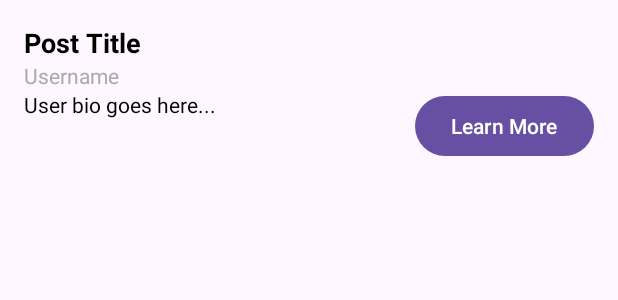
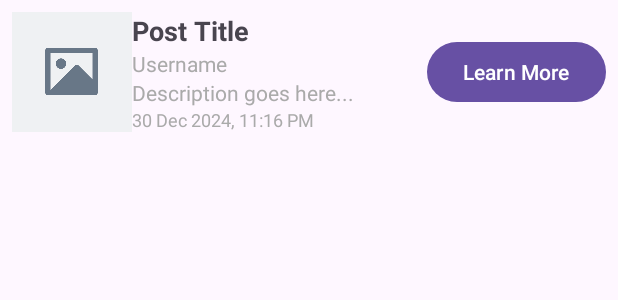
Before and after one commit to HachemJ/Taskify, an Android app: the layout post_item.xml on its own in the app's theme, with its tools: preview values and no code run, on a phone screen of 412 x 824 dp. Shown: the top 300 px of the screen. Run offline under Robolectric (Android 15) with nearby library versions, the phone set to English and light mode, and no system bars.

Commit message:
Image fix

```diff
--- a/app/build.gradle.kts
+++ b/app/build.gradle.kts
@@ -37,6 +37,8 @@ dependencies {
     implementation(libs.constraintlayout)
     implementation(libs.appcompat)
     implementation("com.google.android.material:material:1.6.1")
+    implementation("com.github.bumptech.glide:glide:4.15.1")
+    annotationProcessor("com.github.bumptech.glide:compiler:4.15.1")
 
 
     implementation(libs.material)
--- a/app/src/main/java/com/example/jads/AddPostDialog.java
+++ b/app/src/main/java/com/example/jads/AddPostDialog.java
@@ -268,6 +268,7 @@ public class AddPostDialog extends DialogFragment {
         postDetails.put("price", price);
         postDetails.put("tags", tags);
         postDetails.put("category", postCategory); // Add the post category
+        postDetails.put("timestamp", System.currentTimeMillis()); // Add the timestamp
         if (imageUrl != null) {
             postDetails.put("imageUrl", imageUrl); // Save the image URL
         }
@@ -282,6 +283,7 @@ public class AddPostDialog extends DialogFragment {
                     }
                 });
     }
+
 
 
 
--- a/app/src/main/res/layout/post_item.xml
+++ b/app/src/main/res/layout/post_item.xml
@@ -1,53 +1,86 @@
-<?xml version="1.0" encoding="utf-8"?>
 <androidx.constraintlayout.widget.ConstraintLayout
     xmlns:android="http://schemas.android.com/apk/res/android"
     xmlns:app="http://schemas.android.com/apk/res-auto"
+    xmlns:tools="http://schemas.android.com/tools"
     android:layout_width="match_parent"
     android:layout_height="wrap_content"
-    android:padding="16dp">
+    android:padding="8dp">
 
+    <!-- Image -->
+    <ImageView
+        android:id="@+id/imageView"
+        android:layout_width="80dp"
+        android:layout_height="80dp"
+        android:layout_marginEnd="8dp"
+        android:scaleType="centerCrop"
+        android:src="@drawable/placeholder_image"
+        app:layout_constraintStart_toStartOf="parent"
+        app:layout_constraintTop_toTopOf="parent"
+        app:layout_constraintBottom_toBottomOf="parent" />
+
+    <!-- Title -->
     <TextView
         android:id="@+id/titleTextView"
         android:layout_width="0dp"
         android:layout_height="wrap_content"
+        android:ellipsize="end"
+        android:maxLines="2"
         android:text="Post Title"
         android:textSize="18sp"
         android:textStyle="bold"
-        android:layout_marginBottom="8dp"
-        android:textColor="@android:color/black"
-        app:layout_constraintStart_toStartOf="parent"
-        app:layout_constraintEnd_toEndOf="parent"
-        app:layout_constraintTop_toTopOf="parent" />
+        app:layout_constraintStart_toEndOf="@id/imageView"
+        app:layout_constraintEnd_toStartOf="@id/learnMoreButton"
+        app:layout_constraintTop_toTopOf="@id/imageView" />
 
+    <!-- Username -->
     <TextView
         android:id="@+id/usernameTextView"
-        android:layout_width="wrap_content"
+        android:layout_width="0dp"
         android:layout_height="wrap_content"
+        android:ellipsize="end"
+        android:maxLines="1"
         android:text="Username"
-        android:layout_marginBottom="4dp"
+        android:textSize="14sp"
         android:textColor="@android:color/darker_gray"
-        app:layout_constraintStart_toStartOf="parent"
+        app:layout_constraintStart_toStartOf="@id/titleTextView"
         app:layout_constraintTop_toBottomOf="@id/titleTextView" />
 
+    <!-- Description -->
     <TextView
-        android:id="@+id/bioTextView"
+        android:id="@+id/descriptionTextView"
         android:layout_width="0dp"
         android:layout_height="wrap_content"
-        android:text="User bio goes here..."
-        android:maxLines="2"
         android:ellipsize="end"
-        android:layout_marginBottom="8dp"
-        android:textColor="@android:color/black"
-        app:layout_constraintStart_toStartOf="parent"
-        app:layout_constraintEnd_toEndOf="parent"
+        android:maxLines="3"
+        android:text="Description goes here..."
+        android:textSize="14sp"
+        android:textColor="@android:color/darker_gray"
+        app:layout_constraintStart_toStartOf="@id/titleTextView"
         app:layout_constraintTop_toBottomOf="@id/usernameTextView" />
 
+    <!-- Time -->
+    <TextView
+        android:id="@+id/timeTextView"
+        android:layout_width="0dp"
+        android:layout_height="wrap_content"
+        android:ellipsize="end"
+        android:maxLines="1"
+        android:text="30 Dec 2024, 11:16 PM"
+        android:textSize="12sp"
+        android:textColor="@android:color/darker_gray"
+        app:layout_constraintStart_toStartOf="@id/titleTextView"
+        app:layout_constraintTop_toBottomOf="@id/descriptionTextView" />
+
+    <!-- Learn More Button -->
     <Button
         android:id="@+id/learnMoreButton"
         android:layout_width="wrap_content"
         android:layout_height="wrap_content"
         android:text="Learn More"
+        android:textAllCaps="false"
         app:layout_constraintEnd_toEndOf="parent"
-        app:layout_constraintTop_toTopOf="@id/bioTextView" />
+        app:layout_constraintTop_toTopOf="parent"
+        app:layout_constraintBottom_toBottomOf="parent"
+        app:layout_constraintStart_toEndOf="@id/titleTextView" />
 
 </androidx.constraintlayout.widget.ConstraintLayout>
```
Also changed, not shown: app/src/main/java/com/example/jads/Post.java (+17 -1 lines), app/src/main/java/com/example/jads/PostAdapter.java (+40 -4 lines), app/src/main/res/drawable/error_image.png (added), app/src/main/res/drawable/placeholder_image.png (added).
